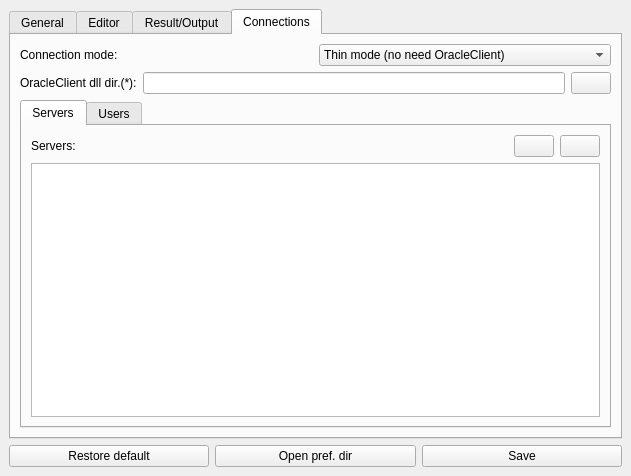
MValaguz/MSql, file source/qtdesigner/preferences_ui.ui: the form before one commit.
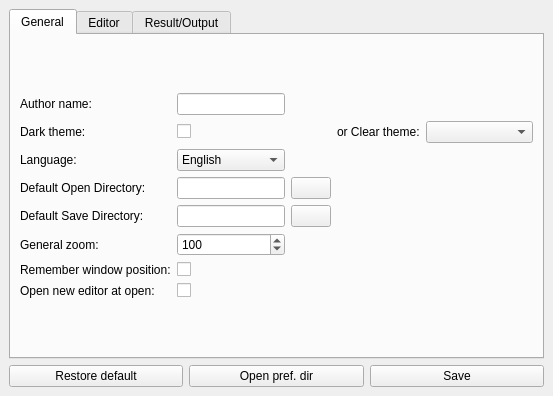
The form after the commit. Icons and pictures are not drawn. Custom widgets are drawn as their Qt base class.

```diff
--- a/source/qtdesigner/preferences_ui.ui
+++ b/source/qtdesigner/preferences_ui.ui
@@ -6,8 +6,8 @@
    <rect>
     <x>0</x>
     <y>0</y>
-    <width>631</width>
-    <height>476</height>
+    <width>553</width>
+    <height>396</height>
    </rect>
   </property>
   <property name="windowTitle">
@@ -22,7 +22,7 @@
     <item row="0" column="0">
      <widget class="QTabWidget" name="o_tab_widget">
       <property name="currentIndex">
-       <number>3</number>
+       <number>0</number>
       </property>
       <widget class="QWidget" name="general">
        <attribute name="title">
@@ -587,230 +587,6 @@
         </item>
        </layout>
       </widget>
-      <widget class="QWidget" name="connections">
-       <attribute name="title">
-        <string>Connections</string>
-       </attribute>
-       <layout class="QGridLayout" name="gridLayout">
-        <item row="1" column="0">
-         <layout class="QHBoxLayout" name="horizontalLayout_7">
-          <item>
-           <widget class="QLabel" name="l_oracleclient_path">
-            <property name="text">
-             <string>OracleClient dll dir.(*):</string>
-            </property>
-            <property name="buddy">
-             <cstring>e_oracleclient_path</cstring>
-            </property>
-           </widget>
-          </item>
-          <item>
-           <widget class="QLineEdit" name="e_oracleclient_path"/>
-          </item>
-          <item>
-           <widget class="QPushButton" name="b_oracleclient_path">
-            <property name="text">
-             <string/>
-            </property>
-            <property name="icon">
-             <iconset resource="resource.qrc">
-              <normaloff>:/icons/icons/folder.png</normaloff>:/icons/icons/folder.png</iconset>
-            </property>
-           </widget>
-          </item>
-         </layout>
-        </item>
-        <item row="0" column="0">
-         <layout class="QHBoxLayout" name="horizontalLayout_6">
-          <item>
-           <widget class="QLabel" name="label_26">
-            <property name="text">
-             <string>Connection mode:</string>
-            </property>
-            <property name="buddy">
-             <cstring>e_connection_mode</cstring>
-            </property>
-           </widget>
-          </item>
-          <item>
-           <widget class="QComboBox" name="e_connection_mode">
-            <item>
-             <property name="text">
-              <string>Thin mode (no need OracleClient)</string>
-             </property>
-            </item>
-            <item>
-             <property name="text">
-              <string>Thick mode (OracleClient dll are needed)</string>
-             </property>
-            </item>
-           </widget>
-          </item>
-         </layout>
-        </item>
-        <item row="2" column="0">
-         <widget class="QTabWidget" name="tabWidget">
-          <property name="currentIndex">
-           <number>0</number>
-          </property>
-          <widget class="QWidget" name="tab">
-           <attribute name="title">
-            <string>Servers</string>
-           </attribute>
-           <layout class="QGridLayout" name="gridLayout_12">
-            <item row="0" column="0">
-             <layout class="QVBoxLayout" name="verticalLayout">
-              <item>
-               <layout class="QHBoxLayout" name="horizontalLayout_3">
-                <item>
-                 <widget class="QLabel" name="label_13">
-                  <property name="text">
-                   <string>Servers:</string>
-                  </property>
-                  <property name="buddy">
-                   <cstring>o_server</cstring>
-                  </property>
-                 </widget>
-                </item>
-                <item>
-                 <spacer name="horizontalSpacer">
-                  <property name="orientation">
-                   <enum>Qt::Horizontal</enum>
-                  </property>
-                  <property name="sizeHint" stdset="0">
-                   <size>
-                    <width>158</width>
-                    <height>18</height>
-                   </size>
-                  </property>
-                 </spacer>
-                </item>
-                <item>
-                 <layout class="QHBoxLayout" name="horizontalLayout_2">
-                  <item>
-                   <widget class="QPushButton" name="b_server_add">
-                    <property name="toolTip">
-                     <string>Add a server</string>
-                    </property>
-                    <property name="text">
-                     <string/>
-                    </property>
-                    <property name="icon">
-                     <iconset resource="resource.qrc">
-                      <normaloff>:/icons/icons/add.png</normaloff>:/icons/icons/add.png</iconset>
-                    </property>
-                   </widget>
-                  </item>
-                  <item>
-                   <widget class="QPushButton" name="b_server_remove">
-                    <property name="toolTip">
-                     <string>Remove selected server</string>
-                    </property>
-                    <property name="text">
-                     <string/>
-                    </property>
-                    <property name="icon">
-                     <iconset resource="resource.qrc">
-                      <normaloff>:/icons/icons/failed.png</normaloff>:/icons/icons/failed.png</iconset>
-                    </property>
-                   </widget>
-                  </item>
-                 </layout>
-                </item>
-               </layout>
-              </item>
-              <item>
-               <widget class="QTableWidget" name="o_server">
-                <property name="selectionMode">
-                 <enum>QAbstractItemView::SingleSelection</enum>
-                </property>
-               </widget>
-              </item>
-             </layout>
-            </item>
-           </layout>
-          </widget>
-          <widget class="QWidget" name="tab_2">
-           <attribute name="title">
-            <string>Users</string>
-           </attribute>
-           <layout class="QGridLayout" name="gridLayout_11">
-            <item row="0" column="0">
-             <layout class="QGridLayout" name="gridLayout_9">
-              <item row="0" column="0">
-               <layout class="QGridLayout" name="gridLayout_10">
-                <item row="0" column="0">
-                 <widget class="QLabel" name="label_14">
-                  <property name="text">
-                   <string>Users:</string>
-                  </property>
-                  <property name="buddy">
-                   <cstring>o_users</cstring>
-                  </property>
-                 </widget>
-                </item>
-                <item row="0" column="1">
-                 <spacer name="horizontalSpacer_2">
-                  <property name="orientation">
-                   <enum>Qt::Horizontal</enum>
-                  </property>
-                  <property name="sizeHint" stdset="0">
-                   <size>
-                    <width>258</width>
-                    <height>17</height>
-                   </size>
-                  </property>
-                 </spacer>
-                </item>
-                <item row="0" column="2">
-                 <layout class="QHBoxLayout" name="horizontalLayout_8">
-                  <item>
-                   <widget class="QPushButton" name="b_user_add">
-                    <property name="toolTip">
-                     <string>Add user</string>
-                    </property>
-                    <property name="text">
-                     <string/>
-                    </property>
-                    <property name="icon">
-                     <iconset resource="resource.qrc">
-                      <normaloff>:/icons/icons/add.png</normaloff>:/icons/icons/add.png</iconset>
-                    </property>
-                   </widget>
-                  </item>
-                  <item>
-                   <widget class="QPushButton" name="b_user_remove">
-                    <property name="toolTip">
-                     <string>Remove selected user</string>
-                    </property>
-                    <property name="text">
-                     <string/>
-                    </property>
-                    <property name="icon">
-                     <iconset resource="resource.qrc">
-                      <normaloff>:/icons/icons/failed.png</normaloff>:/icons/icons/failed.png</iconset>
-                    </property>
-                   </widget>
-                  </item>
-                 </layout>
-                </item>
-               </layout>
-              </item>
-              <item row="1" column="0">
-               <widget class="QTableWidget" name="o_users">
-                <property name="selectionMode">
-                 <enum>QAbstractItemView::SingleSelection</enum>
-                </property>
-               </widget>
-              </item>
-             </layout>
-            </item>
-           </layout>
-          </widget>
-         </widget>
-        </item>
-       </layout>
-      </widget>
      </widget>
     </item>
     <item row="1" column="0">
```
Left out of the diff: 137 changed lines with no effect on the pictures.
